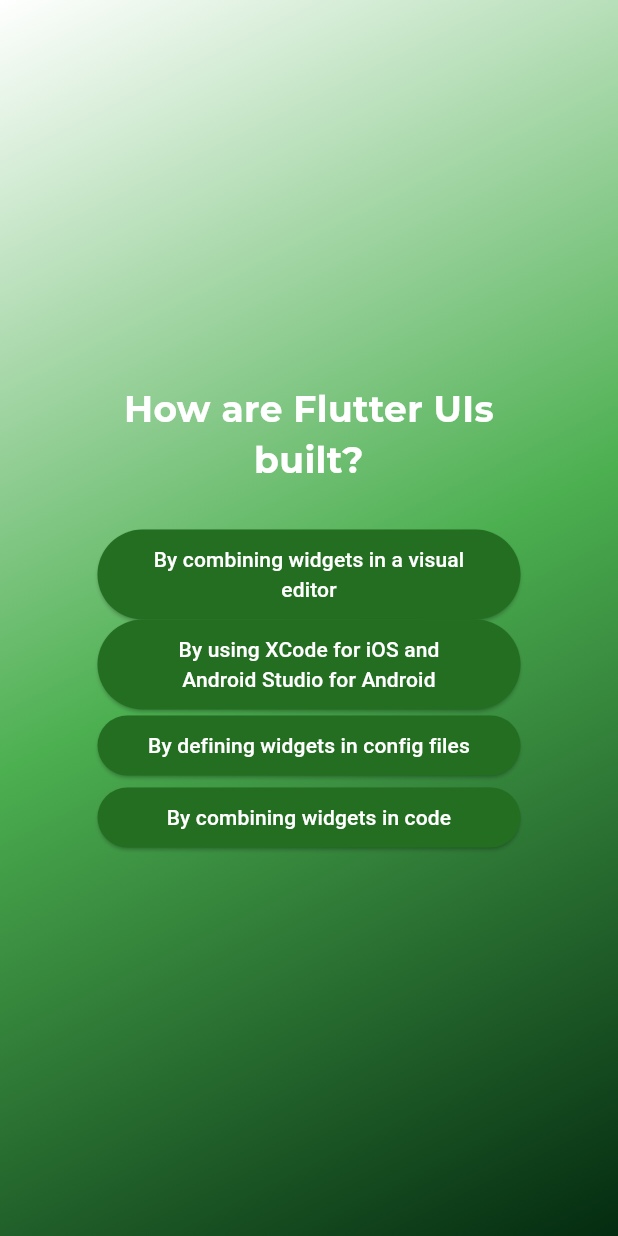
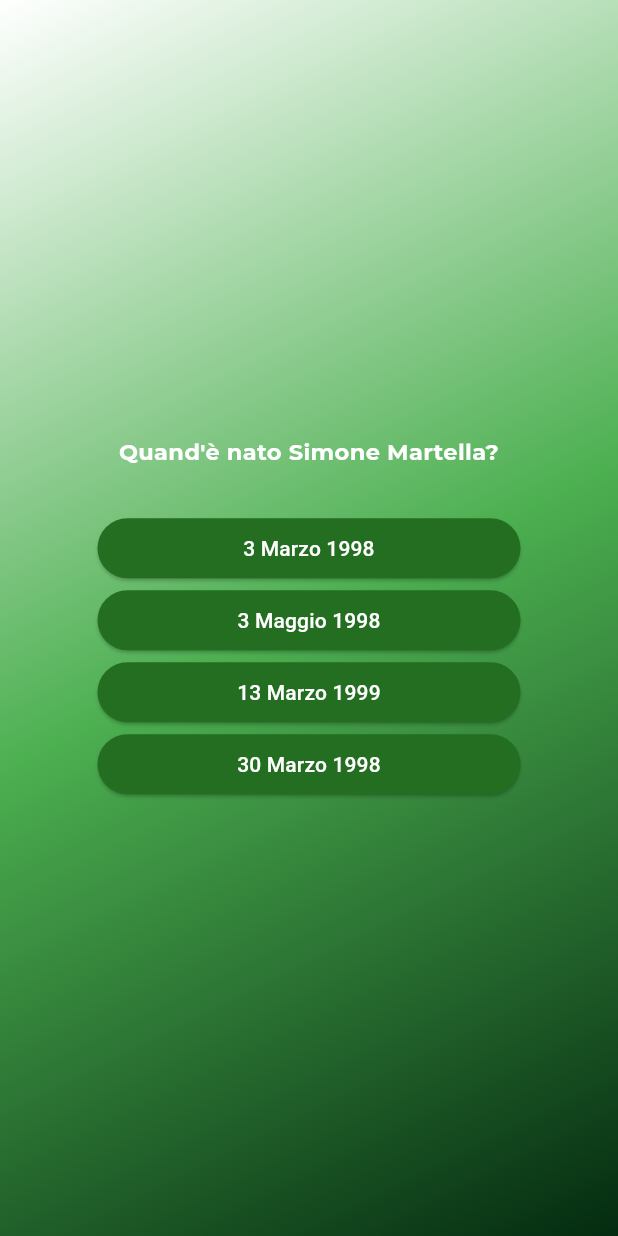
Before and after one commit to cristianmarcelli/adv_basics, a Flutter app: the screen it shows after launch, after a tap on "Start Quiz", on a phone screen of 412 x 824 dp. Run offline on Flutter 3.47's test engine with Material 3 defaults, Android fonts, the phone set to English and light mode, and no system bars; our stand-ins replace google_fonts.

```diff
--- a/lib/data/questions.dart
+++ b/lib/data/questions.dart
@@ -1,46 +1,55 @@
 import 'package:adv_basics/models/quiz_question.dart';
 
 const questions = [
-  QuizQuestion('How are Flutter UIs built?', [
-    'By combining widgets in code',
-    'By combining widgets in a visual editor',
-    'By defining widgets in config files',
-    'By using XCode for iOS and Android Studio for Android',
+  QuizQuestion('Quand\'è nato Simone Martella?', [
+    '30 Marzo 1998',
+    '3 Marzo 1998',
+    '13 Marzo 1999',
+    '3 Maggio 1998',
   ]),
   QuizQuestion(
-    'What\'s the purpose of a StatefulWidget?',
+    'Quand\'è nato Giovanni Marra?',
     [
-      'Update UI as data changes',
-      'Update data as UI changes',
-      'Ignore data changes',
-      'Render UI that does not depend on data',
+      '4 Febbraio 1999',
+      '4 Gennaio 1999',
+      '3 Febbraio 1998',
+      '5 Febbraio 1999',
     ],
   ),
   QuizQuestion(
-    'Which widget should you try to use more often: StatelessWidget or StatefulWidget?',
+    'Quand\'è nato Cristian Marcelli?',
     [
-      'StatelessWidget',
-      'StatefulWidget',
-      'Both are equally good',
-      'None of the above',
+      '24 Gennaio 1998',
+      '25 Gennaio 1998',
+      '23 Gennaio 1998',
+      '26 Gennaio 1998',
     ],
   ),
   QuizQuestion(
-    'What happens if you change data in a StatelessWidget?',
+    'Quand\'è nato Daniele D\'alessandro?',
     [
-      'The UI is not updated',
-      'The UI is updated',
-      'The closest StatefulWidget is updated',
-      'Any nested StatefulWidgets are updated',
+      '10 Maggio 1998',
+      '30 Maggio 1998',
+      '30 Giugno 1998',
+      '10 Agosto 1998',
     ],
   ),
   QuizQuestion(
-    'How should you update data inside of StatefulWidgets?',
+    'Quand\'è nato Marat Tynybekov?',
     [
-      'By calling setState()',
-      'By calling updateData()',
-      'By calling updateUI()',
-      'By calling updateState()',
+      '18 Novembre 1996',
+      '30 Novembre 1996',
+      '28 Novembre 1996',
+      '17 Novembre 1996',
+    ],
+  ),
+  QuizQuestion(
+    'Quand\'è nato Mauro Fidenzi?',
+    [
+      '8 Gennaio 1998',
+      '6 Gennaio 1998',
+      '10 Gennaio 1998',
+      '12 Gennaio 1998',
     ],
   ),
 ];
--- a/lib/questions_screen.dart
+++ b/lib/questions_screen.dart
@@ -47,7 +47,7 @@ class _QuestionsScreenState extends State<QuestionsScreen> {
             currentQuestion.text,
             style: GoogleFonts.montserrat(
               color: Colors.white,
-              fontSize: 24,
+              fontSize: 15,
               fontWeight: FontWeight.bold,
             ),
             textAlign: TextAlign.center,
--- a/lib/results_screen.dart
+++ b/lib/results_screen.dart
@@ -22,10 +22,10 @@ class ResultsScreen extends StatelessWidget {
         mainAxisAlignment: MainAxisAlignment.center,
         children: [
           Text(
-            'You answered $numCorrectQuestions out of $numTotalQuestions questions correctly!',
+            'Hai risposto correttamente a $numCorrectQuestions domande su $numTotalQuestions!',
             style: GoogleFonts.montserrat(
               color: Colors.white,
-              fontSize: 24,
+              fontSize: 20,
               fontWeight: FontWeight.bold,
             ),
             textAlign: TextAlign.center,
--- a/lib/start_quiz.dart
+++ b/lib/start_quiz.dart
@@ -18,7 +18,7 @@ class StartQuiz extends StatelessWidget {
         ),
         const SizedBox(height: 40),
         Text(
-          'Learn Flutter the fun way!',
+          'Ricordi il compleanno di...?',
           textAlign: TextAlign.center,
           style: GoogleFonts.montserrat(
             color: Colors.white,
@@ -31,7 +31,7 @@ class StartQuiz extends StatelessWidget {
           onPressed: startTest,
           style: ElevatedButton.styleFrom(
               backgroundColor: Colors.white, foregroundColor: Colors.black),
-          icon: const Icon(Icons.arrow_right_alt),
+          icon: const Icon(Icons.cake),
           label: const Text('Start Quiz'),
         )
       ],
```
Also changed, not shown: lib/questions_summary.dart (+53 -5 lines).
